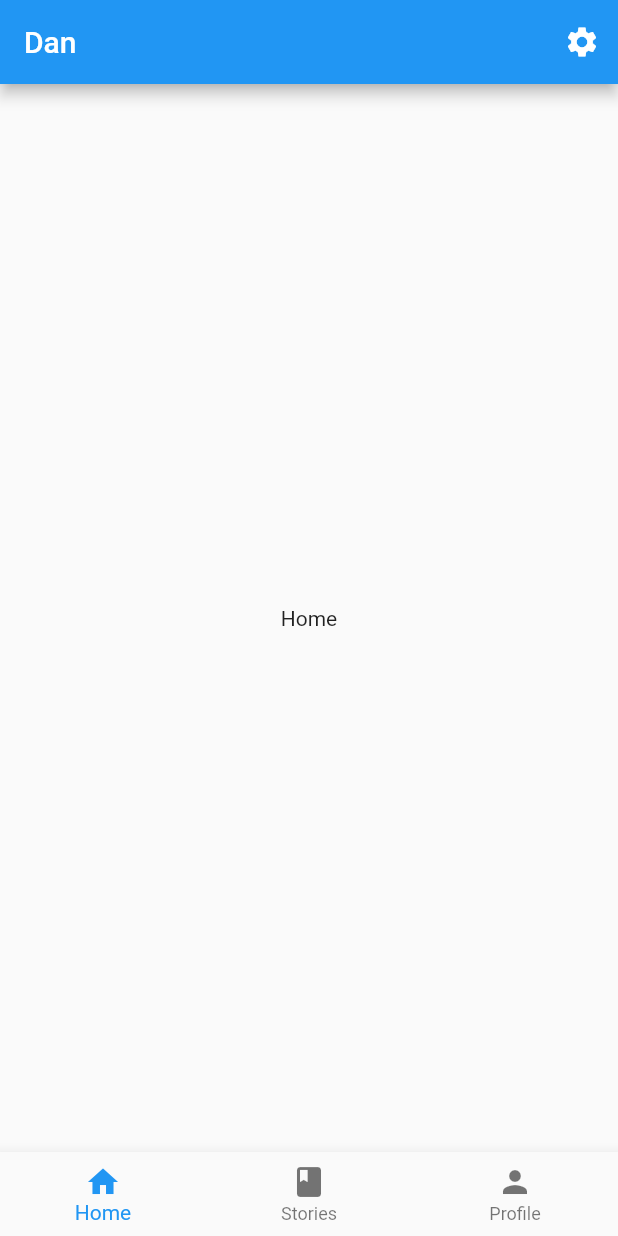
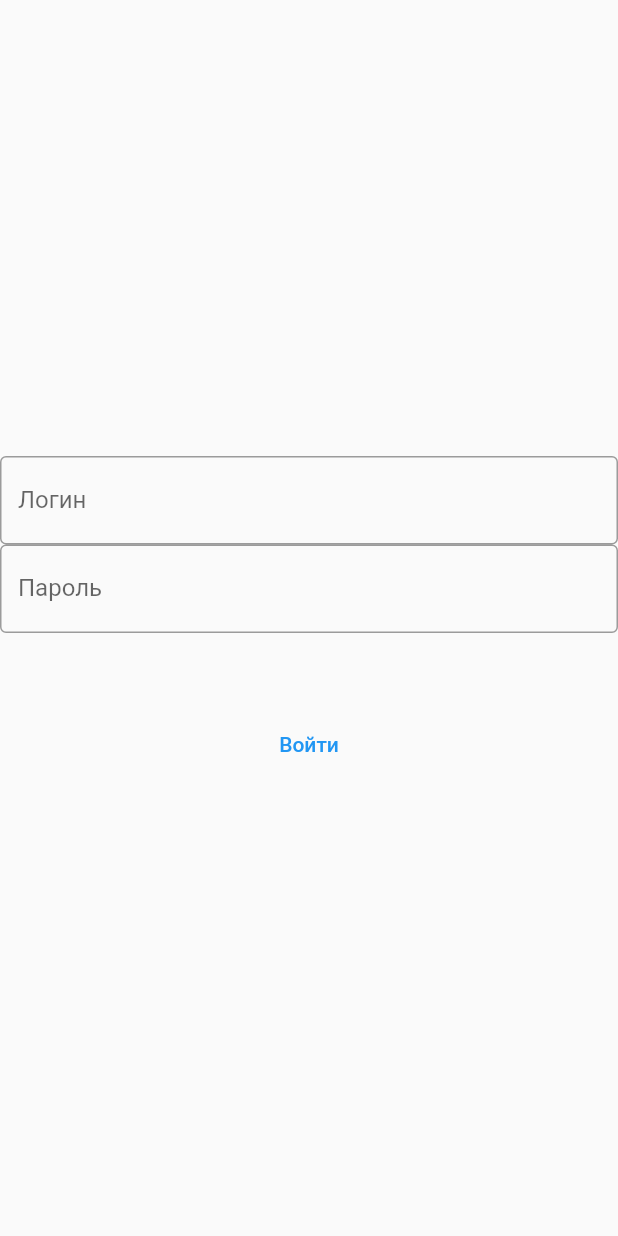
Before and after one commit to dan-app/dan, a Flutter app: the screen it shows after launch, on a phone screen of 412 x 824 dp. Run offline on Flutter 3.47's test engine with Material 2 defaults, Android fonts, the light colour scheme and no system bars; our stand-ins replace flutter_sticky_header.

Commit message:
Firebase and new pages added

```diff
--- a/dan_app/lib/main.dart
+++ b/dan_app/lib/main.dart
@@ -1,6 +1,4 @@
-import 'package:dan_app/custom_widgets/story_list_view.dart';
-import 'package:dan_app/data/mockup_data.dart';
-import 'package:dan_app/pages/stories_page.dart';
+import 'package:dan_app/pages/login_page.dart';
 import 'package:flutter/material.dart';
 
 void main() {
@@ -11,52 +9,7 @@ class App extends StatelessWidget {
   @override
   Widget build(BuildContext context) {
     return MaterialApp(
-      home: HomePage(),
+      home: LoginPage(),
     );
   }
 }
-
-class HomePage extends StatefulWidget {
-  @override
-  _HomePageState createState() => _HomePageState();
-}
-
-class _HomePageState extends State<HomePage> {
-  int _selectedIndex = 0;
-  static final _pages = <Widget>[
-    Center(
-      child: Text("Home"),
-    ),
-    StoriesPage(),
-    Center(
-      child: Text("Profile"),
-    ),
-  ];
-
-  @override
-  Widget build(BuildContext context) {
-    return Scaffold(
-      appBar: AppBar(
-        title: Text('Dan'),
-        actions: [
-          IconButton(
-            icon: Icon(Icons.settings),
-            onPressed: () {},
-          ),
-        ],
-      ),
-      body: _pages.elementAt(_selectedIndex),
-      bottomNavigationBar: BottomNavigationBar(
-        items: [
-          BottomNavigationBarItem(icon: Icon(Icons.home), label: 'Home'),
-          BottomNavigationBarItem(icon: Icon(Icons.book), label: 'Stories'),
-          BottomNavigationBarItem(icon: Icon(Icons.person), label: 'Profile'),
-        ],
-        currentIndex: _selectedIndex,
-        onTap: (int index) => setState(() {
-          _selectedIndex = index;
-        }),
-      ),
-    );
-  }
-}
--- /dev/null
+++ b/dan_app/lib/pages/login_page.dart
@@ -0,0 +1,43 @@
+import 'package:dan_app/pages/home_page.dart';
+import 'package:flutter/material.dart';
+
+class LoginPage extends StatelessWidget {
+  @override
+  Widget build(BuildContext context) {
+    return Scaffold(
+      body: Center(
+        child: Column(
+          mainAxisAlignment: MainAxisAlignment.center,
+          children: [
+            TextField(
+              obscureText: true,
+              decoration: InputDecoration(
+                border: OutlineInputBorder(),
+                labelText: 'Логин',
+              ),
+            ),
+            TextField(
+              obscureText: true,
+              decoration: InputDecoration(
+                border: OutlineInputBorder(),
+                labelText: 'Пароль',
+              ),
+            ),
+            SizedBox(
+              height: 50,
+            ),
+            TextButton(
+              onPressed: () {
+                Navigator.pushReplacement(
+                  context,
+                  MaterialPageRoute<HomePage>(builder: (context) => HomePage()),
+                );
+              },
+              child: Text("Войти"),
+            ),
+          ],
+        ),
+      ),
+    );
+  }
+}
--- a/dan_app/pubspec.yaml
+++ b/dan_app/pubspec.yaml
@@ -11,6 +11,8 @@ dependencies:
   flutter:
     sdk: flutter
   flutter_sticky_header: ^0.6.0
+  firebase_core: ^0.4.0+9
+  firebase_auth: ^0.14.0+5
 
 dev_dependencies:
   lint: ^1.5.3
```
Also changed, not shown: dan_app/lib/pages/home_page.dart (added, +57 -0 lines), dan_app/lib/pages/registration_page.dart (added, +16 -0 lines), dan_app/lib/pages/settings_page.dart (added, +13 -0 lines), dan_app/pubspec.lock, 3 other files.
